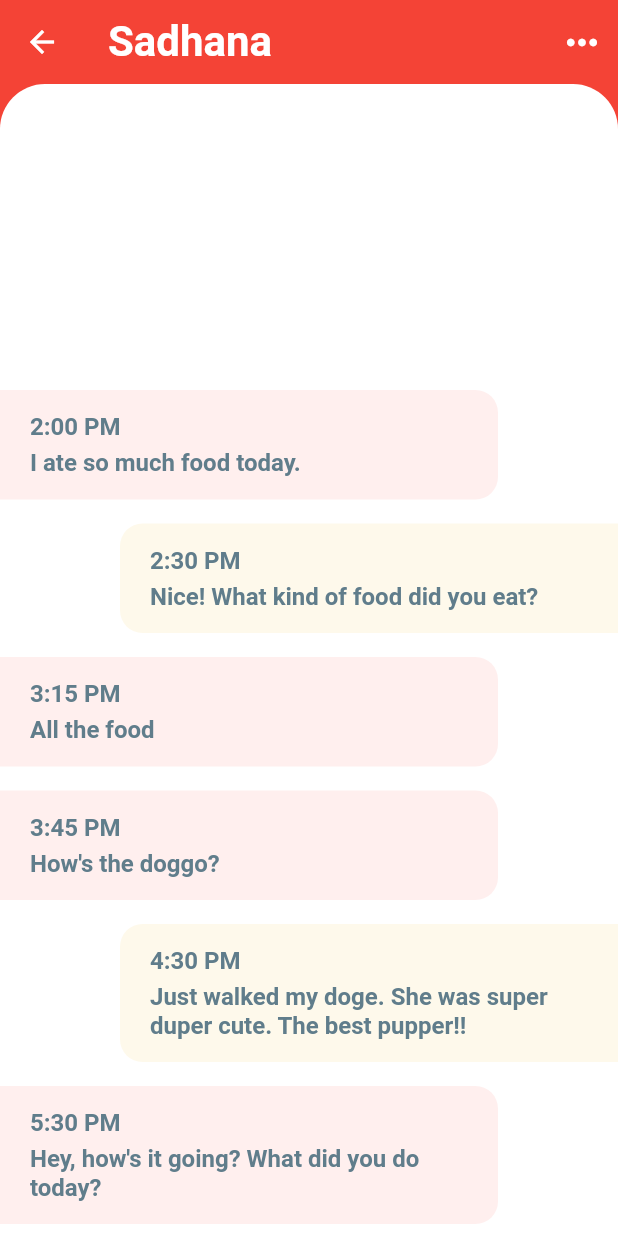
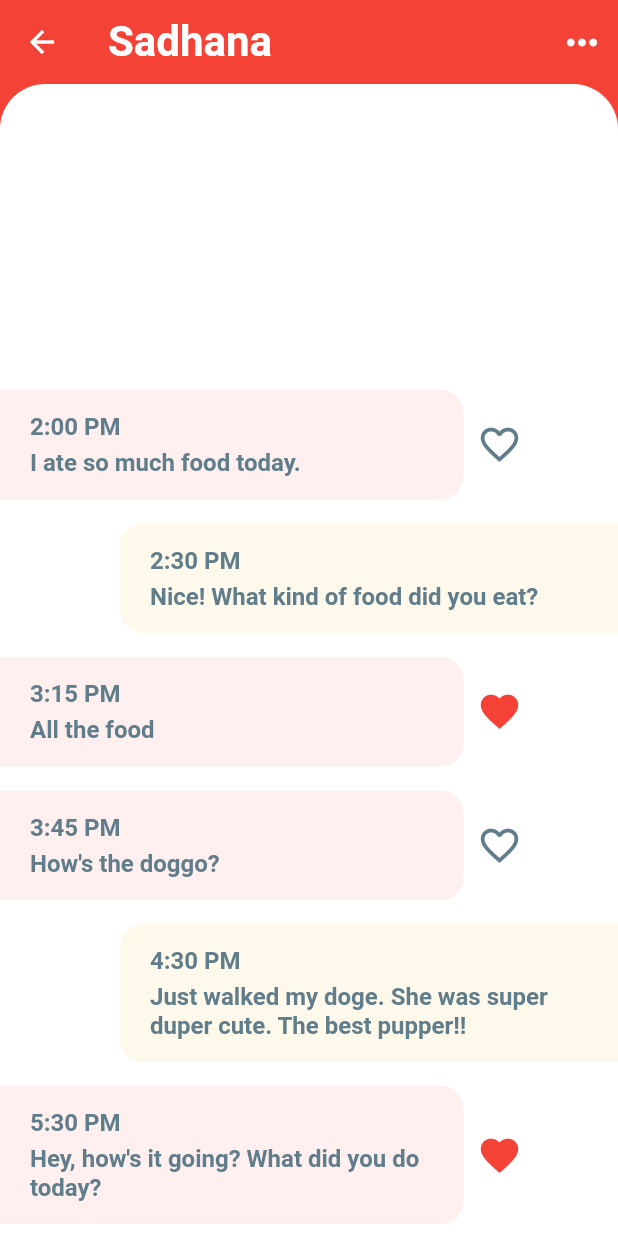
Before and after one commit to SusanGuy/Flutter-Chat-UI, a Flutter app: the screen it shows after launch, after a tap on "Sadhana", on a phone screen of 412 x 824 dp. Run offline on Flutter 3.47's test engine with Material 2 defaults, Android fonts, the phone set to English and light mode, and no system bars.

Commit message:
Container List Buildger widget done

```diff
--- a/lib/screens/chat_screen.dart
+++ b/lib/screens/chat_screen.dart
@@ -11,11 +11,12 @@ class ChatScreen extends StatefulWidget {
 
 class _ChatScreenState extends State<ChatScreen> {
   _buildMessage(Message message, bool isMe) {
-    return Container(
+    final Container containerMessage = Container(
         margin: isMe
             ? EdgeInsets.only(top: 8.0, bottom: 8.0, left: 80.0)
-            : EdgeInsets.only(top: 8.0, bottom: 8.0, right: 80.0),
+            : EdgeInsets.only(top: 8.0, bottom: 8.0),
         padding: EdgeInsets.symmetric(horizontal: 20.0, vertical: 15.0),
+        width: MediaQuery.of(context).size.width * 0.75,
         decoration: BoxDecoration(
             color: isMe ? Theme.of(context).accentColor : Color(0xFFFFEFEE),
             borderRadius: isMe
@@ -41,6 +42,25 @@ class _ChatScreenState extends State<ChatScreen> {
                     fontWeight: FontWeight.w600)),
           ],
         ));
+
+    if (isMe) {
+      return containerMessage;
+    }
+    return Row(
+      children: <Widget>[
+        containerMessage,
+        IconButton(
+          icon: message.isLiked
+              ? Icon(Icons.favorite)
+              : Icon(Icons.favorite_border),
+          color: message.isLiked
+              ? Theme.of(context).primaryColor
+              : Colors.blueGrey,
+          iconSize: 30.0,
+          onPressed: () {},
+        )
+      ],
+    );
   }
 
   @override
```
